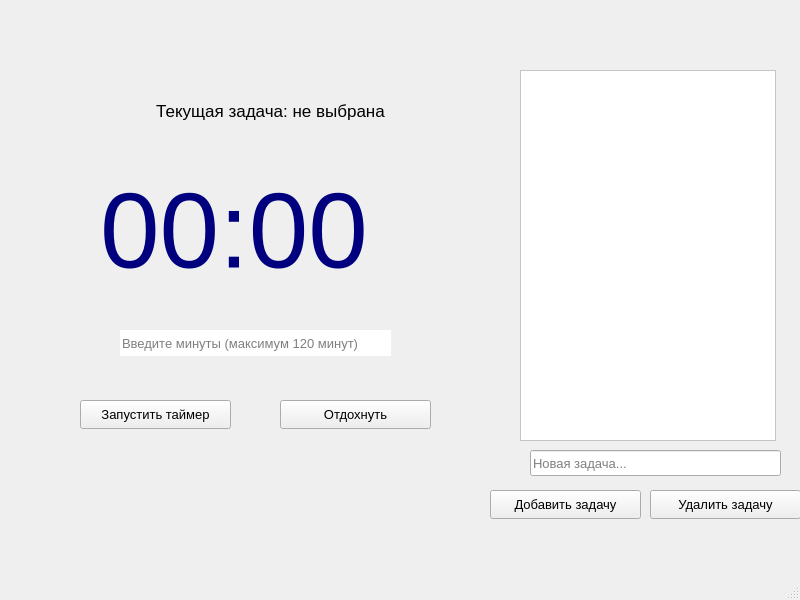
The window that FocusIntegral/mainwindow.ui (aenagle/FocusIntegral) describes before a commit, drawn with Qt 5.
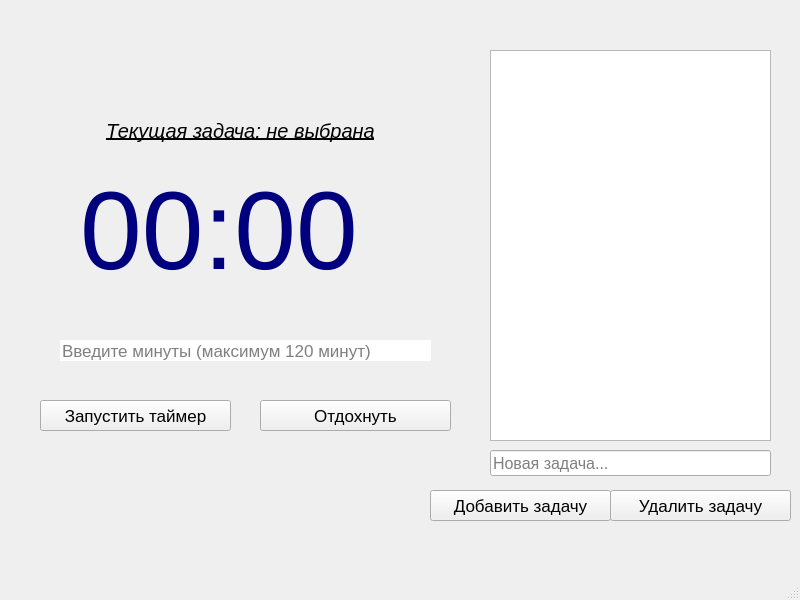
The same window after the commit.

The edit to the form file:
```diff
--- a/FocusIntegral/mainwindow.ui
+++ b/FocusIntegral/mainwindow.ui
@@ -46,25 +46,35 @@
    <widget class="QListWidget" name="taskList">
     <property name="geometry">
      <rect>
-      <x>520</x>
-      <y>70</y>
-      <width>256</width>
-      <height>371</height>
+      <x>490</x>
+      <y>50</y>
+      <width>281</width>
+      <height>391</height>
      </rect>
     </property>
+    <property name="font">
+     <font>
+      <pointsize>11</pointsize>
+     </font>
+    </property>
     <property name="styleSheet">
-     <string notr="true">background-color: rgb(255, 255, 255);</string>
+     <string notr="true">background-color: rgbrgbrgb(202, 225, 223);</string>
     </property>
    </widget>
    <widget class="QPushButton" name="startButton">
     <property name="geometry">
      <rect>
-      <x>80</x>
+      <x>40</x>
       <y>400</y>
-      <width>151</width>
-      <height>29</height>
+      <width>191</width>
+      <height>31</height>
      </rect>
     </property>
+    <property name="font">
+     <font>
+      <pointsize>13</pointsize>
+     </font>
+    </property>
     <property name="text">
      <string>Запустить таймер</string>
     </property>
@@ -72,12 +82,17 @@
    <widget class="QPushButton" name="deleteTaskButton">
     <property name="geometry">
      <rect>
-      <x>650</x>
+      <x>610</x>
       <y>490</y>
-      <width>151</width>
-      <height>29</height>
+      <width>181</width>
+      <height>31</height>
      </rect>
     </property>
+    <property name="font">
+     <font>
+      <pointsize>13</pointsize>
+     </font>
+    </property>
     <property name="text">
      <string>Удалить задачу</string>
     </property>
@@ -85,7 +100,7 @@
    <widget class="QLabel" name="label">
     <property name="geometry">
      <rect>
-      <x>100</x>
+      <x>80</x>
       <y>130</y>
       <width>351</width>
       <height>201</height>
@@ -94,7 +109,7 @@
     <property name="font">
      <font>
       <family>Arial</family>
-      <pointsize>80</pointsize>
+      <pointsize>83</pointsize>
       <bold>false</bold>
       <underline>false</underline>
       <kerning>true</kerning>
@@ -113,12 +128,17 @@
    <widget class="QLineEdit" name="taskInput">
     <property name="geometry">
      <rect>
-      <x>530</x>
+      <x>490</x>
       <y>450</y>
-      <width>251</width>
+      <width>281</width>
       <height>26</height>
      </rect>
     </property>
+    <property name="font">
+     <font>
+      <pointsize>12</pointsize>
+     </font>
+    </property>
     <property name="placeholderText">
      <string>Новая задача...</string>
     </property>
@@ -126,12 +146,17 @@
    <widget class="QPushButton" name="restButton">
     <property name="geometry">
      <rect>
-      <x>280</x>
+      <x>260</x>
       <y>400</y>
-      <width>151</width>
-      <height>29</height>
+      <width>191</width>
+      <height>31</height>
      </rect>
     </property>
+    <property name="font">
+     <font>
+      <pointsize>13</pointsize>
+     </font>
+    </property>
     <property name="text">
      <string>Отдохнуть</string>
     </property>
@@ -139,12 +164,17 @@
    <widget class="QPushButton" name="addTaskButton">
     <property name="geometry">
      <rect>
-      <x>490</x>
+      <x>430</x>
       <y>490</y>
-      <width>151</width>
-      <height>29</height>
+      <width>181</width>
+      <height>31</height>
      </rect>
     </property>
+    <property name="font">
+     <font>
+      <pointsize>13</pointsize>
+     </font>
+    </property>
     <property name="text">
      <string>Добавить задачу</string>
     </property>
@@ -152,16 +182,16 @@
    <widget class="QLineEdit" name="lineEdit">
     <property name="geometry">
      <rect>
-      <x>120</x>
-      <y>330</y>
-      <width>271</width>
-      <height>26</height>
+      <x>60</x>
+      <y>340</y>
+      <width>371</width>
+      <height>21</height>
      </rect>
     </property>
     <property name="font">
      <font>
       <family>Arial</family>
-      <pointsize>10</pointsize>
+      <pointsize>13</pointsize>
      </font>
     </property>
     <property name="layoutDirection">
@@ -183,15 +213,17 @@
    <widget class="QLabel" name="currentTaskLabel">
     <property name="geometry">
      <rect>
-      <x>100</x>
-      <y>90</y>
+      <x>70</x>
+      <y>110</y>
       <width>341</width>
       <height>41</height>
      </rect>
     </property>
     <property name="font">
      <font>
-      <pointsize>13</pointsize>
+      <pointsize>15</pointsize>
+      <italic>true</italic>
+      <underline>true</underline>
      </font>
     </property>
     <property name="text">
```
